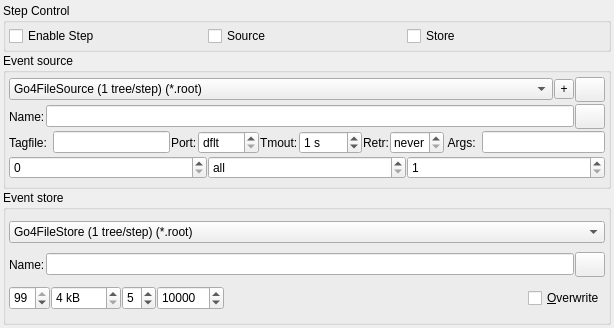
Old version of the form qt4/Go4GUI/TGo4ConfigStep.ui in the repository gsi-ee/go4.
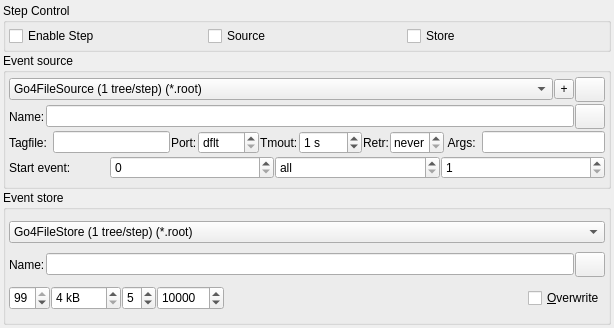
New version of the form. Icons and pictures are not drawn.

Commit message: Let edit start event in step gui

What changed in the file:
```diff
--- a/qt4/Go4GUI/TGo4ConfigStep.ui
+++ b/qt4/Go4GUI/TGo4ConfigStep.ui
@@ -516,6 +516,28 @@
       </item>
       <item>
        <layout class="QHBoxLayout">
+        <item>
+           <widget class="QLabel" name="StartEventLabel">
+            <property name="sizePolicy">
+             <sizepolicy hsizetype="Minimum" vsizetype="Preferred">
+              <horstretch>0</horstretch>
+              <verstretch>0</verstretch>
+             </sizepolicy>
+            </property>
+            <property name="maximumSize">
+             <size>
+              <width>100</width>
+              <height>16777215</height>
+             </size>
+            </property>
+            <property name="text">
+             <string>Start event:</string>
+            </property>
+            <property name="wordWrap">
+             <bool>false</bool>
+            </property>
+           </widget>
+        </item>
         <item>
          <widget class="QSpinBox" name="SpinBoxStartEvent">
           <property name="toolTip">
```
The commit also changes 1 other file.
